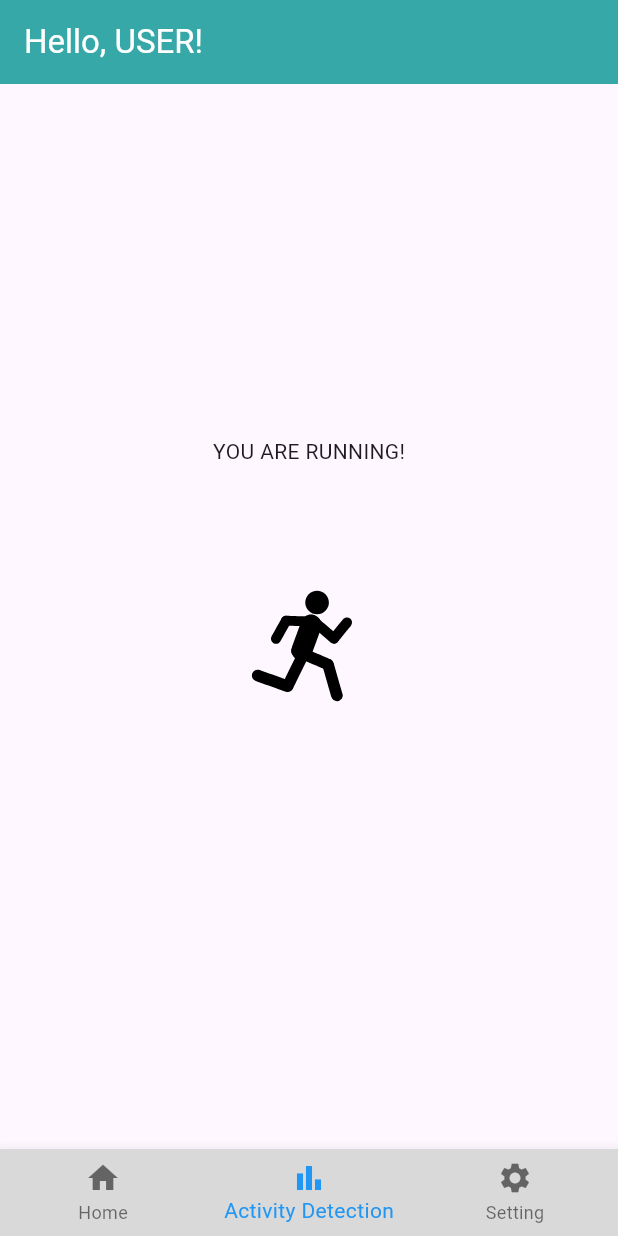
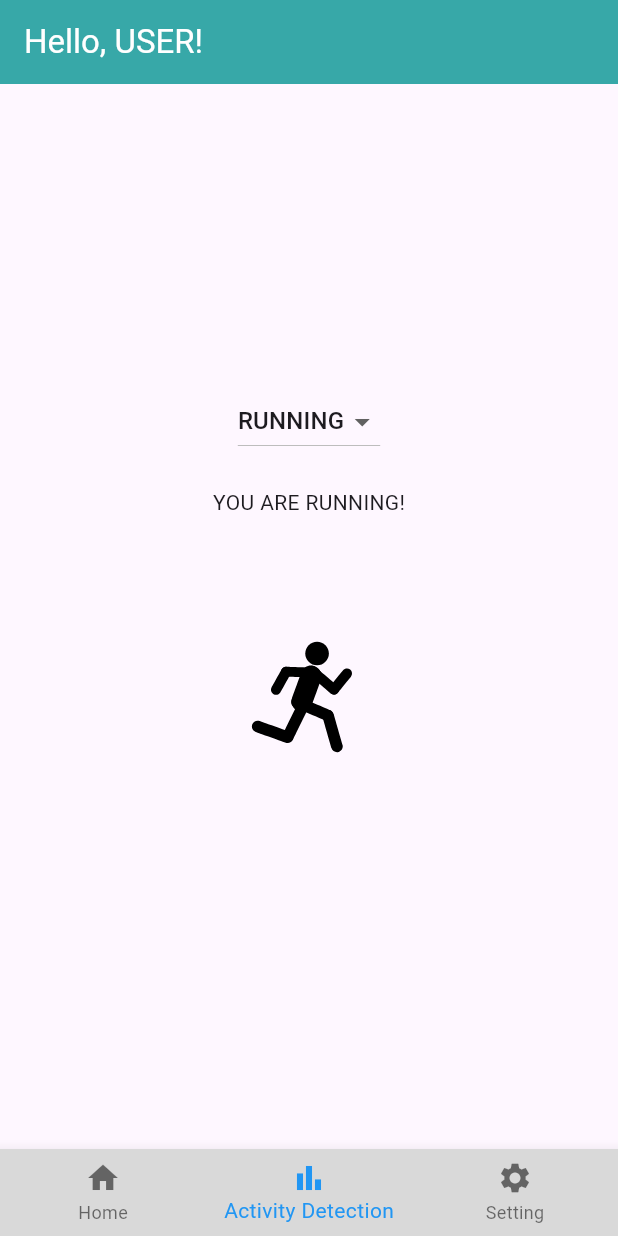
Before and after one commit to ACLAB-HCMUT/Thesis_MDT260_Application_Motion_Detection, a Flutter app: the screen it shows after launch, item 2 of the bottom bar chosen, on a phone screen of 412 x 824 dp. Run offline on Flutter 3.47's test engine with Material 3 defaults, Android fonts, the light colour scheme and no system bars; our stand-ins replace lottie.

Commit message:
Running and Walking Selective Options

```diff
--- a/lib/pages/activity_detection.dart
+++ b/lib/pages/activity_detection.dart
@@ -1,8 +1,48 @@
 import 'package:flutter/material.dart';
 import 'package:lottie/lottie.dart';
 
-class ActivityDetectionPage extends StatelessWidget {
-  const ActivityDetectionPage({super.key});
+// class ActivityDetectionPage extends StatelessWidget {
+//   const ActivityDetectionPage({super.key});
+
+//   @override
+//   Widget build(BuildContext context) {
+//     return Center(
+//       child: Column(
+//         mainAxisAlignment: MainAxisAlignment.center,
+//         children: <Widget>[
+//           Text('YOU ARE RUNNING!'),
+//           SizedBox(height: 20),
+//           Lottie.asset(
+//             'assets/animations/running_animation.json',
+//             width: 200,
+//             height: 200,
+//             fit: BoxFit.fill,
+//           )
+//         ],
+//       ),
+//     );
+//   }
+// }
+
+class ActivityDetectionPage extends StatefulWidget {
+  const ActivityDetectionPage({Key? key}) : super(key: key);
+
+  @override
+  _ActivityDetectionPageState createState() => _ActivityDetectionPageState();
+}
+
+class _ActivityDetectionPageState extends State<ActivityDetectionPage> {
+  String _selectedActivity = 'RUNNING';
+
+  final Map<String, String> _animations = {
+    'RUNNING': 'assets/animations/running_animation.json',
+    'WALKING': 'assets/animations/walking_animation.json',
+  };
+
+  final Map<String, Size> _animationSizes = {
+    'RUNNING': const Size(200, 200),
+    'WALKING': const Size(50, 150),
+  };
 
   @override
   Widget build(BuildContext context) {
@@ -10,12 +50,28 @@ class ActivityDetectionPage extends StatelessWidget {
       child: Column(
         mainAxisAlignment: MainAxisAlignment.center,
         children: <Widget>[
-          Text('YOU ARE RUNNING!'),
+          DropdownButton<String>(
+            value: _selectedActivity,
+            onChanged: (String? newValue) {
+              setState(() {
+                _selectedActivity = newValue!;
+              });
+            },
+            items:
+                _animations.keys.map<DropdownMenuItem<String>>((String value) {
+              return DropdownMenuItem<String>(
+                value: value,
+                child: Text(value),
+              );
+            }).toList(),
+          ),
+          SizedBox(height: 20),
+          Text('YOU ARE $_selectedActivity!'),
           SizedBox(height: 20),
           Lottie.asset(
-            'assets/animations/running_animation.json',
-            width: 200,
-            height: 200,
+            _animations[_selectedActivity]!,
+            width: _animationSizes[_selectedActivity]!.width,
+            height: _animationSizes[_selectedActivity]!.height,
             fit: BoxFit.fill,
           )
         ],
```
